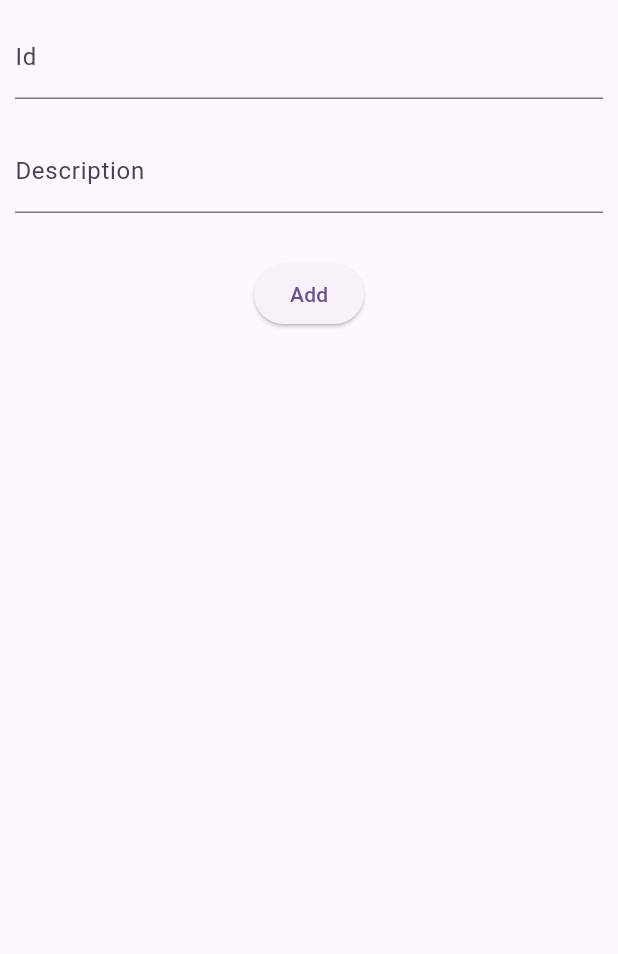
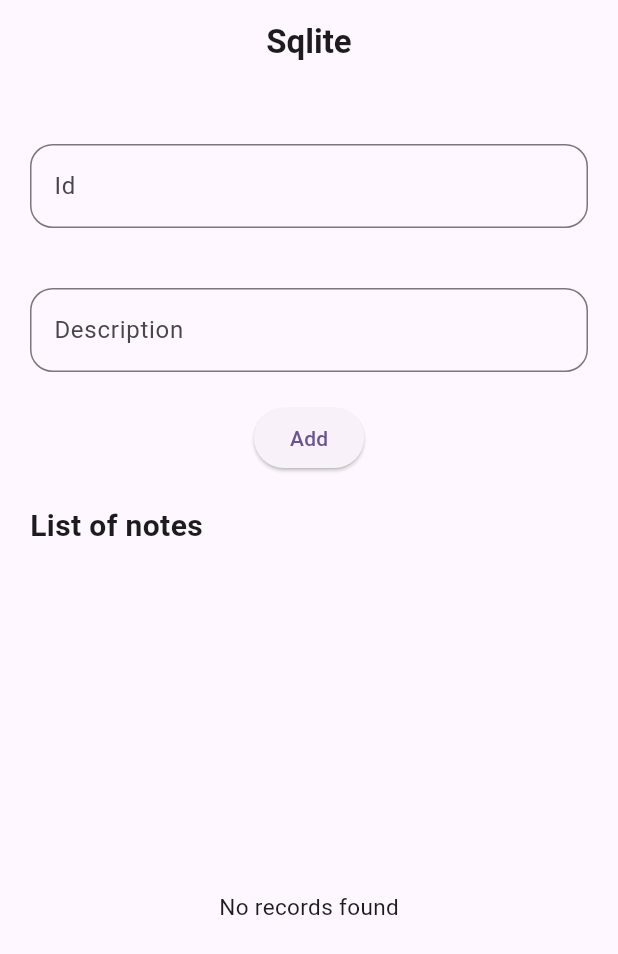
Before and after one commit to nik-unj/flutter_sqlite, a Flutter app: the screen it shows after launch, on a phone screen of 412 x 824 dp. Shown: the top 954 px of the screen. Run offline on Flutter 3.47's test engine with Material 3 defaults, Android fonts, the phone set to English and light mode, and no system bars; our stand-ins replace sqflite; accounts and stored records are empty.

Commit message:
ui changes

```diff
--- a/lib/main.dart
+++ b/lib/main.dart
@@ -54,28 +54,51 @@ class _HomePageState extends State<HomePage> {
   Widget build(BuildContext context) {
     return SafeArea(
       child: Scaffold(
-        body: Column(
+        appBar: AppBar(
+          title: const Center(
+            child: Text(
+              "Sqlite",
+              style: TextStyle(fontWeight: FontWeight.bold),
+            ),
+          ),
+        ),
+        body: Padding(
+          padding: const EdgeInsets.only(top: 20.0),
+          child: Column(
+            crossAxisAlignment: CrossAxisAlignment.start,
             children: [
               Padding(
-              padding: const EdgeInsets.all(10.0),
+                padding: const EdgeInsets.all(20.0),
                 child: TextField(
                   controller: id,
                   decoration: const InputDecoration(
+                    border: OutlineInputBorder(
+                      borderRadius: BorderRadius.all(
+                        Radius.circular(15),
+                      ),
+                    ),
                     labelText: 'Id',
+                    hintText: '123',
                   ),
-                  keyboardType: TextInputType.number),
+                  keyboardType: TextInputType.number,
+                ),
               ),
               Padding(
-              padding: const EdgeInsets.all(10.0),
+                padding: const EdgeInsets.all(20.0),
                 child: TextField(
                   controller: desc,
                   decoration: const InputDecoration(
+                    border: OutlineInputBorder(
+                      borderRadius: BorderRadius.all(
+                        Radius.circular(15),
+                      ),
+                    ),
                     labelText: 'Description',
+                    hintText: 'Write message',
                   ),
                 ),
               ),
-            Padding(
-              padding: const EdgeInsets.symmetric(vertical: 20.0),
+              Center(
                 child: ElevatedButton(
                   onPressed: () {
                     if (id.text.isNotEmpty && desc.text.isNotEmpty) {
@@ -89,7 +112,28 @@ class _HomePageState extends State<HomePage> {
                   child: const Text("Add"),
                 ),
               ),
-            Expanded(
+              const Padding(
+                padding: EdgeInsets.all(20.0),
+                child: Text(
+                  "List of notes",
+                  style: TextStyle(
+                    fontSize: 20,
+                    fontWeight: FontWeight.bold,
+                  ),
+                ),
+              ),
+              _notes.isEmpty
+                  ? const Expanded(
+                      child: Center(
+                        child: Text(
+                          "No records found",
+                          style: TextStyle(
+                            fontSize: 15,
+                          ),
+                        ),
+                      ),
+                    )
+                  : Expanded(
                       child: ListView.builder(
                           shrinkWrap: true,
                           itemCount: _notes.length,
@@ -107,8 +151,9 @@ class _HomePageState extends State<HomePage> {
                               subtitle: Text(_notes[index].description),
                             );
                           }),
-            )
+                    ),
             ],
+          ),
         ),
       ),
     );
```
Lines whose indentation alone changed are shown as unchanged.
